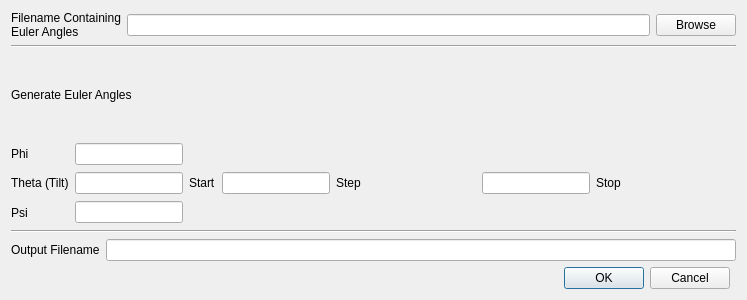
Qt form GENFIRE/gui/calculateprojectionseries_dialog.ui (genfire-em/GENFIRE-Python) before a commit.
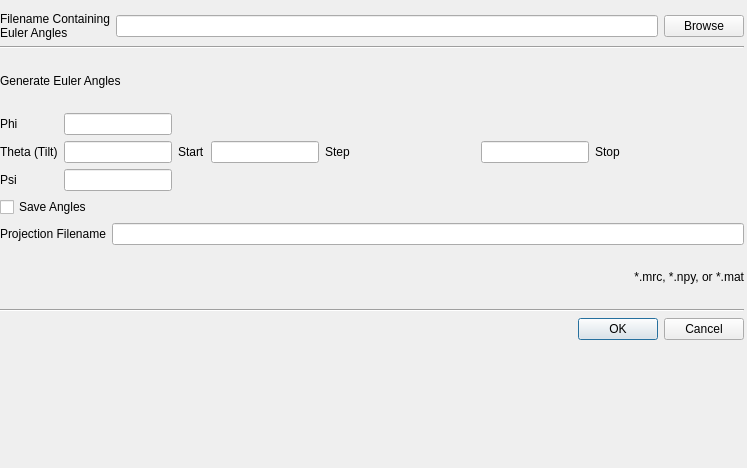
The same form after that commit.

Commit message: updated displays, made default support the default option, added option to save angles from simulated projections and linked those names to update the main GUI

What changed in the file:
```diff
--- a/GENFIRE/gui/calculateprojectionseries_dialog.ui
+++ b/GENFIRE/gui/calculateprojectionseries_dialog.ui
@@ -7,7 +7,7 @@
     <x>0</x>
     <y>0</y>
     <width>747</width>
-    <height>300</height>
+    <height>468</height>
    </rect>
   </property>
   <property name="sizePolicy">
@@ -19,8 +19,17 @@
   <property name="windowTitle">
    <string>Dialog</string>
   </property>
-  <layout class="QGridLayout" name="gridLayout">
-   <item row="0" column="0" rowspan="2" colspan="2">
+  <widget class="QWidget" name="">
+   <property name="geometry">
+    <rect>
+     <x>0</x>
+     <y>12</y>
+     <width>744</width>
+     <height>328</height>
+    </rect>
+   </property>
+   <layout class="QVBoxLayout" name="verticalLayout_2">
+    <item>
     <layout class="QVBoxLayout" name="verticalLayout_8">
      <item>
       <layout class="QHBoxLayout" name="horizontalLayout_2">
@@ -260,9 +269,9 @@
       </layout>
      </item>
      <item>
-      <widget class="Line" name="line_2">
-       <property name="orientation">
-        <enum>Qt::Horizontal</enum>
+       <widget class="QCheckBox" name="checkBox_saveAngles">
+        <property name="text">
+         <string>Save Angles</string>
        </property>
       </widget>
      </item>
@@ -271,7 +280,7 @@
        <item>
         <widget class="QLabel" name="label">
          <property name="text">
-          <string>Output Filename</string>
+           <string>Projection Filename</string>
          </property>
          <property name="wordWrap">
           <bool>true</bool>
@@ -290,9 +299,26 @@
        </item>
       </layout>
      </item>
-    </layout>
-   </item>
-   <item row="2" column="0">
+      <item>
+       <widget class="QLabel" name="label_10">
+        <property name="text">
+         <string>*.mrc, *.npy, or *.mat</string>
+        </property>
+        <property name="alignment">
+         <set>Qt::AlignRight|Qt::AlignTrailing|Qt::AlignVCenter</set>
+        </property>
+       </widget>
+      </item>
+      <item>
+       <widget class="Line" name="line_2">
+        <property name="orientation">
+         <enum>Qt::Horizontal</enum>
+        </property>
+       </widget>
+      </item>
+     </layout>
+    </item>
+    <item>
     <widget class="QDialogButtonBox" name="buttonBox">
      <property name="orientation">
       <enum>Qt::Horizontal</enum>
@@ -304,6 +330,17 @@
    </item>
   </layout>
  </widget>
+ </widget>
+ <tabstops>
+  <tabstop>lineEdit_angleFile</tabstop>
+  <tabstop>btn_selectAngleFile</tabstop>
+  <tabstop>lineEdit_phi</tabstop>
+  <tabstop>lineEdit_thetaStart</tabstop>
+  <tabstop>lineEdit_thetaStep</tabstop>
+  <tabstop>lineEdit_thetaStop</tabstop>
+  <tabstop>lineEdit_psi</tabstop>
+  <tabstop>lineEdit_outputFilename</tabstop>
+ </tabstops>
  <resources/>
  <connections>
   <connection>
```
Lines whose indentation alone changed are shown as unchanged. The commit also changes 39 other files.
